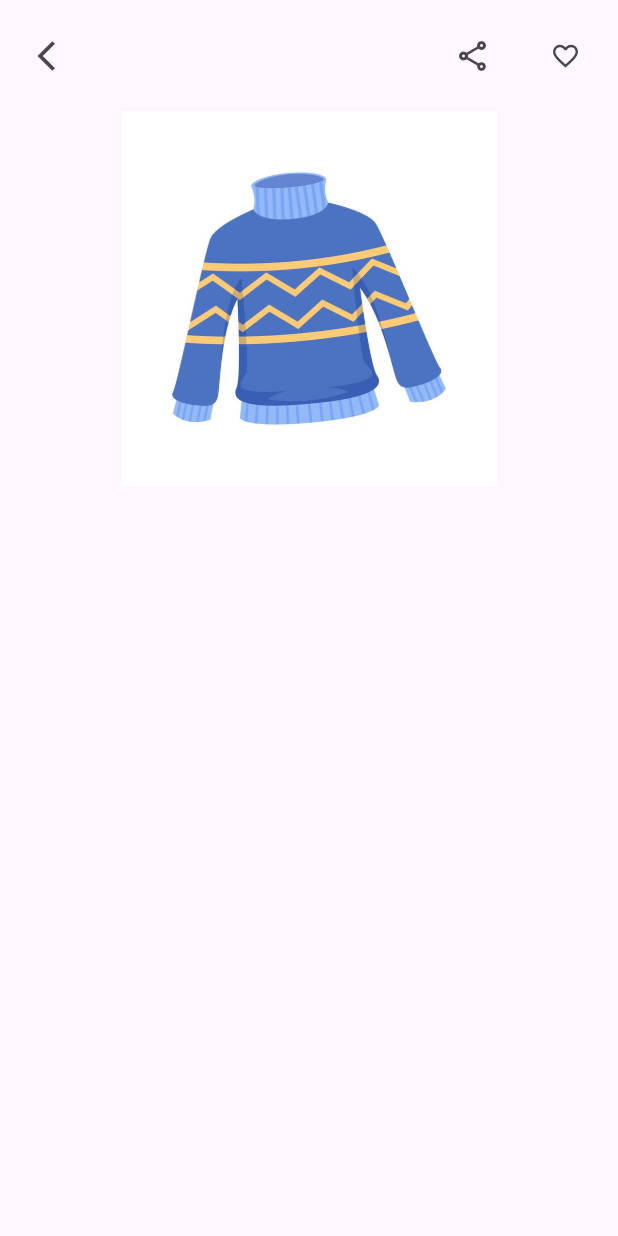
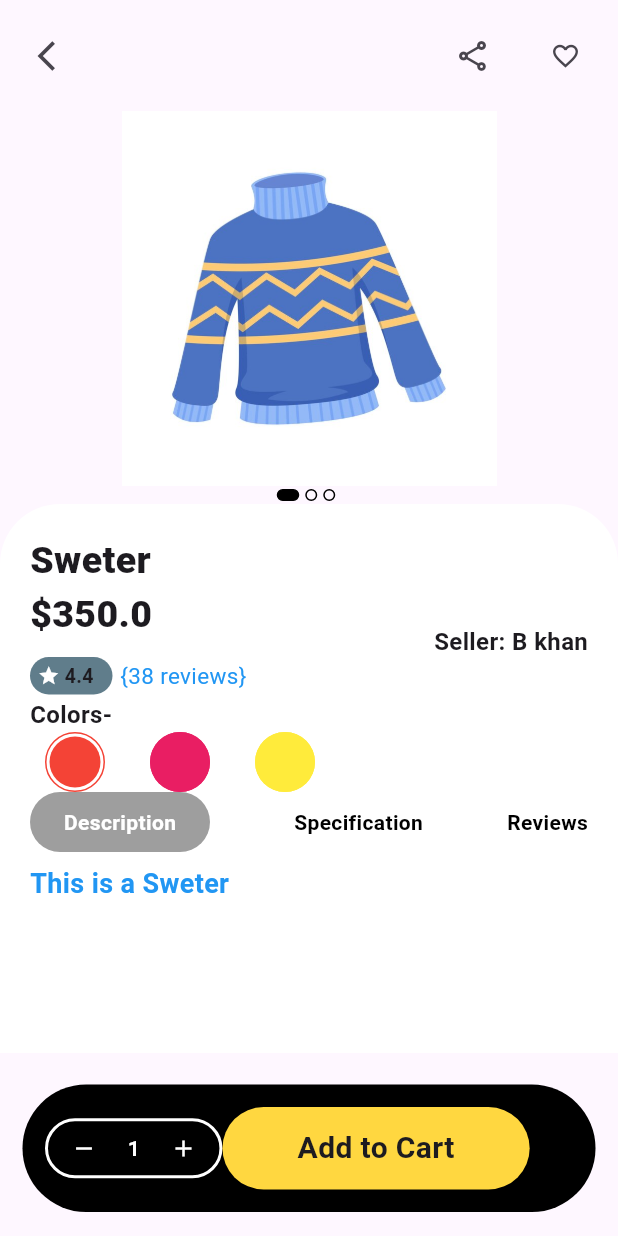
Before and after one commit to shorifulislamsiam/Ecommerse_App, a Flutter app: the screen it shows after launch, after a tap on "Sweter", on a phone screen of 412 x 824 dp. Run offline on Flutter 3.47's test engine with Material 3 defaults, Android fonts, the phone set to English and light mode, and no system bars.

Commit message:
Details update2

```diff
--- /dev/null
+++ b/lib/Screen/Details/Containerdetails.dart
@@ -0,0 +1,32 @@
+import 'package:ecommerse_app/Screen/Details/Itemdetails.dart';
+import 'package:flutter/material.dart';
+
+class Containerdetails extends StatelessWidget {
+  const Containerdetails({super.key});
+
+  @override
+  Widget build(BuildContext context) {
+    return Container(
+      //width: double.infinity,
+      //height: 40,
+      decoration: BoxDecoration(
+        color: Colors.white,
+        borderRadius: BorderRadius.only(
+          topLeft: Radius.circular(40),
+          topRight: Radius.circular(40),
+        ),
+      ),padding: EdgeInsets.only(
+        left: 20,
+        right: 20,
+        top: 20,
+        bottom: 100,
+      ),
+      child: Column(
+        crossAxisAlignment: CrossAxisAlignment.start,
+        children: [
+          Itemdetails(),
+        ],
+      ),
+    );
+  }
+}
--- a/lib/Screen/Details/Detailsappbar.dart
+++ b/lib/Screen/Details/Detailsappbar.dart
@@ -1,4 +1,3 @@
-
 import 'package:flutter/material.dart';
 
 class Detailsappbar extends StatelessWidget {
@@ -6,35 +5,36 @@ class Detailsappbar extends StatelessWidget {
 
   @override
   Widget build(BuildContext context) {
-    return  Padding(
+    return Padding(
       padding: const EdgeInsets.all(10),
-      child:  Row(
+      child: Row(
         children: [
-
           IconButton(
             style: IconButton.styleFrom(
                 //backgroundColor: iconColor,
-              padding: EdgeInsets.all(15)
-            ),
-            onPressed: (){},
+                padding: EdgeInsets.all(15)),
+            onPressed: () {
+              Navigator.pop(context);
+            },
             icon: const Icon(Icons.arrow_back_ios),
           ),
           Spacer(),
           IconButton(
             style: IconButton.styleFrom(
                 //backgroundColor: iconColor,
-              padding: EdgeInsets.all(15)
-            ),
-            onPressed: (){},
+                padding: EdgeInsets.all(15)),
+            onPressed: () {},
             icon: const Icon(Icons.share_outlined),
           ),
-            SizedBox(width: 10,),
+          SizedBox(
+            width: 10,
+          ),
           IconButton(
             style: IconButton.styleFrom(
                 //backgroundColor: iconColor,
-              padding: EdgeInsets.all(15),iconSize: 20
-            ),
-            onPressed: (){},
+                padding: EdgeInsets.all(15),
+                iconSize: 20),
+            onPressed: () {},
             icon: const Icon(Icons.favorite_outline),
           ),
         ],
--- a/lib/Screen/Details/Detailscreen.dart
+++ b/lib/Screen/Details/Detailscreen.dart
@@ -1,11 +1,13 @@
+import 'package:ecommerse_app/Screen/Details/Containerdetails.dart';
 import 'package:ecommerse_app/Screen/Details/ImageSlider.dart';
 import 'package:ecommerse_app/Screen/Details/detailsappbar.dart';
+import 'package:ecommerse_app/Screen/home/Widgets/Addto_cart.dart';
 import 'package:ecommerse_app/Screen/home/Widgets/products.dart';
 import 'package:flutter/material.dart';
 import 'package:provider/provider.dart';
 
 class Detailscreen extends StatefulWidget {
-  const Detailscreen({super.key}); //, required this.product
+  const Detailscreen({super.key});
 
   @override
   State<Detailscreen> createState() => _DetailscreenState();
@@ -19,17 +21,45 @@ class _DetailscreenState extends State<Detailscreen> {
     final product = productsProvider.selectedImage; // Get the selected product
     //final List<Products> product = productsProvider.products;
     return Scaffold(
+      floatingActionButton: AddtoCart(),
+      floatingActionButtonLocation: FloatingActionButtonLocation.centerFloat,
       body: Column(
         children: [
+
           //for back button share and favorite
           Detailsappbar(),
           //for detail image slider
           Imageslider(
             image: product.image,
             onChange: (index) {
-              currentImage = index;
+              setState(() {
+                currentImage = index;
+              });
             },
           ),
+          const SizedBox(height: 2,),
+          Row(
+            mainAxisAlignment: MainAxisAlignment.center,
+            children: [
+              ...List.generate(
+                productsProvider.products.length,
+                (index)=>AnimatedContainer(duration: Duration(milliseconds: 300),
+                width: currentImage ==index?15:8,
+                height: 8,
+                margin: EdgeInsets.only(right: 4),
+                decoration: BoxDecoration(
+                  borderRadius: BorderRadius.circular(10),
+                  color: currentImage ==index?Colors.black: Colors.transparent,
+                  border: Border.all(color: Colors.black),
+                ),
+                ),
+                ),
+
+
+            ],
+          ),
+          const SizedBox(height: 2,),
+          Containerdetails(),
         ],
       ),
     );
--- a/lib/Screen/Details/ImageSlider.dart
+++ b/lib/Screen/Details/ImageSlider.dart
@@ -3,6 +3,7 @@ import 'package:flutter/material.dart';
 class Imageslider extends StatelessWidget {
   final Function(int) onChange;
   final String image;
+  //final List<String> image;
   const Imageslider({super.key, required this.onChange, required this.image});
 
   @override
--- /dev/null
+++ b/lib/Screen/Details/Itemdetails.dart
@@ -0,0 +1,195 @@
+import 'package:ecommerse_app/Screen/home/Widgets/products.dart';
+import 'package:ecommerse_app/color.dart';
+import 'package:flutter/material.dart';
+import 'package:provider/provider.dart';
+
+class Itemdetails extends StatelessWidget {
+  const Itemdetails({super.key});
+
+  @override
+  Widget build(BuildContext context) {
+    final productsProvider = Provider.of<ProductsProvider>(context);
+    final Products product = productsProvider.selectedImage;
+    int currentColor = 0;
+    return Column(
+      crossAxisAlignment: CrossAxisAlignment.start,
+      children: [
+        Text(
+          product.title,
+          style: const TextStyle(
+            fontWeight: FontWeight.w800,
+            fontSize: 25,
+          ),
+        ),
+        Row(
+          children: [
+            Column(
+              crossAxisAlignment: CrossAxisAlignment.start,
+              children: [
+                Text(
+                  "\$${product.price}",
+                  style: const TextStyle(
+                    fontWeight: FontWeight.w800,
+                    fontSize: 25,
+                  ),
+                ),
+                const SizedBox(
+                  height: 10,
+                ),
+                Row(
+                  mainAxisAlignment: MainAxisAlignment.start,
+                  children: [
+                    Container(
+                      width: 55,
+                      height: 25,
+                      decoration: BoxDecoration(
+                        borderRadius: BorderRadius.circular(15),
+                        color: Colors.blueGrey,
+                      ),
+                      alignment: Alignment.center,
+                      padding: const EdgeInsets.symmetric(horizontal: 5),
+                      child: Row(
+                        children: [
+                          const Icon(
+                            Icons.star,
+                            size: 15,
+                            color: Colors.white,
+                          ),
+                          const SizedBox(
+                            width: 3,
+                          ),
+                          Text(
+                            product.rate.toString(),
+                            style: const TextStyle(
+                              fontWeight: FontWeight.bold,
+                              fontSize: 13,
+                            ),
+                          )
+                        ],
+                      ),
+                    ),
+                    const SizedBox(
+                      width: 5,
+                    ),
+                    Text(
+                      product.review,
+                      style: const TextStyle(
+                        color: Colors.blue,
+                        fontSize: 15,
+                      ),
+                    )
+                  ],
+                ),
+              ],
+            ),
+            const Spacer(),
+            Text.rich(
+              TextSpan(
+                children: [
+                  const TextSpan(
+                    text: "Seller: ",
+                    style: TextStyle(fontSize: 16, fontWeight: FontWeight.bold),
+                  ),
+                  TextSpan(
+                      text: product.seller,
+                      style: const TextStyle(
+                          fontSize: 16, fontWeight: FontWeight.bold)),
+                ],
+              ),
+            ),
+          ],
+        ),
+        const SizedBox(
+          height: 2,
+        ),
+        const Text("Colors- ",
+        style: TextStyle(
+          fontWeight: FontWeight.bold,
+          fontSize: 16,
+        ),),
+        Row(
+          children: [
+            ...List.generate(
+              product.colors.length,
+              (index) => GestureDetector(
+                onTap: () {
+
+                },
+                child: AnimatedContainer(
+                  duration: const Duration(milliseconds: 300),
+                  width: 60,
+                  height: 40,
+                  decoration: BoxDecoration(
+                    shape: BoxShape.circle,
+                    color: currentColor == index
+                        ? Colors.white
+                        : product.colors[index],
+                    border: currentColor == index
+                        ? Border.all(
+                            color: product.colors[index],
+                          )
+                        : null,
+                  ),
+                  padding: currentColor == index ? const EdgeInsets.all(2) : null,
+                  margin: const EdgeInsets.only(right: 10),
+                  child: Container(
+                    width: 35,
+                    height: 35,
+                    decoration: BoxDecoration(
+                      color: product.colors[index],
+                      shape: BoxShape.circle,
+                    ),
+                  ),
+                ),
+              ),
+            ),
+          ],
+        ),
+        Row(
+          mainAxisAlignment: MainAxisAlignment.spaceBetween,
+          children: [
+            Container(
+              height: 40,
+              width: 120,
+              decoration: BoxDecoration(
+                color: containarColor,
+                borderRadius: BorderRadius.circular(20),
+              ),
+              alignment: Alignment.center,
+              child: const Text(
+                "Description",
+                style: TextStyle(
+                  fontWeight: FontWeight.bold,
+                  color: Colors.white,
+                ),
+              ),
+            ),
+            const Text(
+                "Specification",
+                style: TextStyle(
+                  fontWeight: FontWeight.bold,
+                  color: Colors.black,
+                ),
+              ),
+              const Text(
+                "Reviews",
+                style: TextStyle(
+                  fontWeight: FontWeight.bold,
+                  color: Colors.black,
+                ),
+              ),
+          ],
+        ),
+        SizedBox(height: 8,),
+        Text(
+          product.Description,
+          style: TextStyle(
+            fontWeight: FontWeight.bold,
+            fontSize: 18,
+            color: Colors.blue,
+          ),
+        )
+      ],
+    );
+  }
+}
--- /dev/null
+++ b/lib/Screen/home/Widgets/Addto_cart.dart
@@ -0,0 +1,74 @@
+import 'package:flutter/material.dart';
+class AddtoCart extends StatelessWidget {
+
+  const AddtoCart({super.key});
+
+  @override
+  Widget build(BuildContext context) {
+    int currentIndex=1;
+    return Padding(
+      padding: const EdgeInsets.symmetric(horizontal: 15),
+      child: Container(
+        height: 85,
+        decoration: BoxDecoration(
+          borderRadius: BorderRadius.circular(50),
+          color: Colors.black,
+
+        ),
+        padding: const EdgeInsets.symmetric(horizontal: 15),
+        alignment: Alignment.center,
+        child: Row(
+          children: [
+            Container(
+              height: 40,
+              decoration: BoxDecoration(
+                borderRadius: BorderRadius.circular(20),
+                border: Border.all(color: Colors.white,width: 2)
+              ),
+              child: Row(
+                children: [
+                  IconButton(onPressed: (){},
+                  iconSize: 18,
+                  icon: const Icon(Icons.remove,color: Colors.white,),
+                  ),
+                  const SizedBox(width: 5,),
+                  Text(
+                    currentIndex.toString(),
+                    style: const TextStyle(
+                      fontWeight: FontWeight.bold,
+                      color: Colors.white,
+                    ),
+                  ),
+                  const SizedBox(width: 5,),
+                  IconButton(onPressed: (){},
+                  iconSize: 18,
+                  icon: const Icon(Icons.add,color: Colors.white,),
+                  ),
+                ],
+              ),
+            ),
+            GestureDetector(
+              onTap: (){},
+              child: Container(
+                height: 55,
+                decoration: BoxDecoration(
+                  color: Colors.amberAccent,
+                  borderRadius: BorderRadius.circular(50),
+                ),
+                alignment: Alignment.center,
+                padding: const EdgeInsets.symmetric(horizontal: 50),
+                child: const Text(
+                  "Add to Cart",
+                  style: TextStyle(
+                    fontWeight: FontWeight.bold,
+                    fontSize: 20,
+                  ),
+                ),
+              ),
+            )
+          ],
+        ),
+      ),
+    );
+  }
+}
--- a/lib/Screen/home/Widgets/product_card.dart
+++ b/lib/Screen/home/Widgets/product_card.dart
@@ -11,12 +11,11 @@ class ProductCard extends StatelessWidget {
   const ProductCard(
       {super.key,
       required this.products,
-      required this.index}); //, required this.products
+      required this.index});
 
   @override
   Widget build(BuildContext context) {
-    //final productProvider = Provider.of<ProductsProvider>(context);
-    //final product = productProvider.products;
+
     return GestureDetector(
       onTap: () {
         Provider.of<ProductsProvider>(context, listen: false).selectedIndexImage(index);
@@ -26,11 +25,8 @@ class ProductCard extends StatelessWidget {
                 builder: (_) => Detailscreen()));
       },
       child: Stack(
-        //alignment: AlignmentDirectional.topStart,
         children: [
           Container(
-            //width: double.infinity,
-
             decoration: BoxDecoration(borderRadius: BorderRadius.circular(20)),
             child: Column(
               crossAxisAlignment: CrossAxisAlignment.start,
--- a/lib/Screen/home/home.dart
+++ b/lib/Screen/home/home.dart
@@ -34,10 +34,8 @@ class _homeState extends State<home> {
                   children: [
                     IconButton(
                         onPressed: () {},
-                        //hoverColor: hoverColor,
                         style: IconButton.styleFrom(
                           backgroundColor: iconColor,
-                          //hoverColor: hoverColor,
                           highlightColor: hoverColor,
                         ),
                         icon: Icon(Icons.list)),
@@ -108,7 +106,8 @@ class _homeState extends State<home> {
                       index:  index,
 
                     );
-                  })
+                  },
+                  ),
             ],
           ),
         ),
```
Lines whose indentation alone changed are shown as unchanged.
